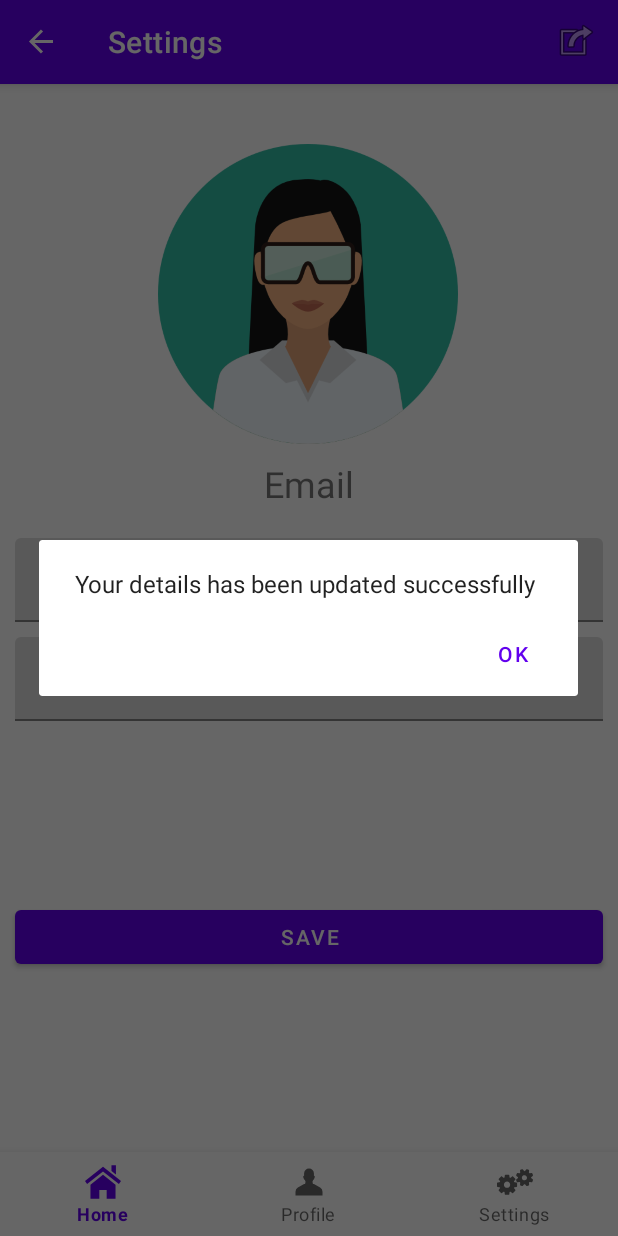
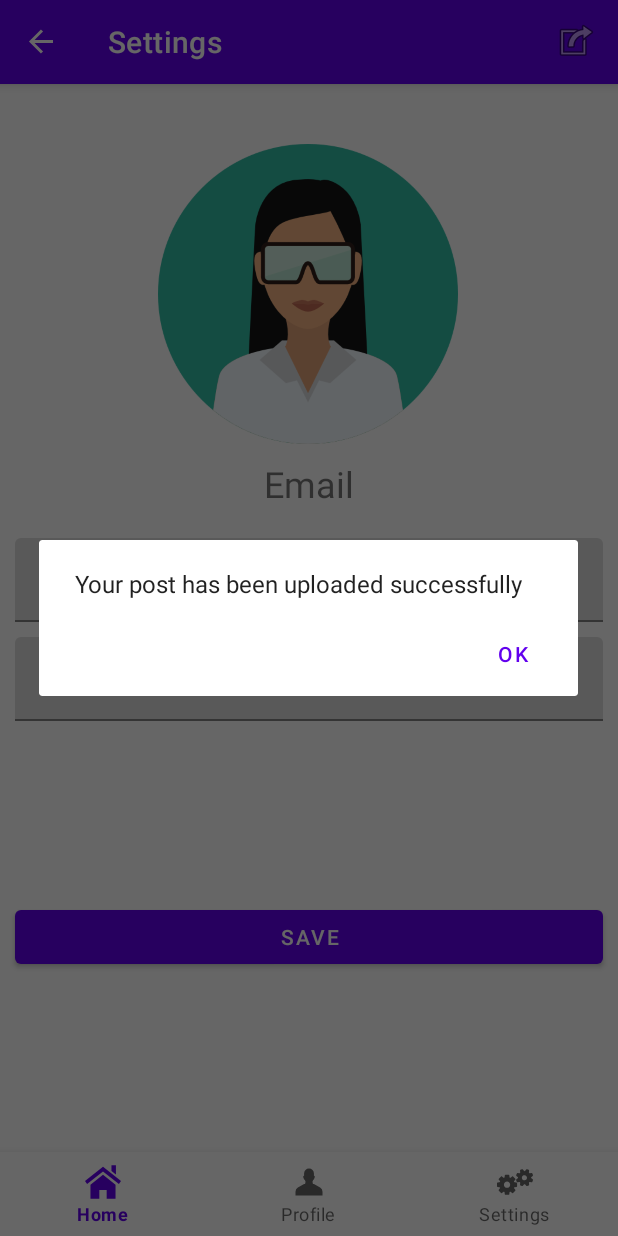
Before and after one commit to amittes/T-r-ip, an Android app: the SettingsFragment screen opened through its navigation route, after a tap on "SAVE", on a phone screen of 412 x 824 dp. Run offline under Robolectric (Android 15) with nearby library versions, the phone set to English and light mode, and no system bars; our stand-ins replace Firebase (no records; nobody signed in at launch, a user with empty details on screens opened directly), Picasso, navigation-ui; libraries missing offline, so code that uses them is left out: org.checkerframework.checker.

Commit message:
Feat: generic message alert

```diff
--- a/app/src/main/java/com/example/t_r_ip/AddPostFragment.java
+++ b/app/src/main/java/com/example/t_r_ip/AddPostFragment.java
@@ -15,7 +15,6 @@ import androidx.fragment.app.Fragment;
 import androidx.fragment.app.FragmentActivity;
 import androidx.lifecycle.Lifecycle;
 
-import android.util.Log;
 import android.view.LayoutInflater;
 import android.view.Menu;
 import android.view.MenuInflater;
@@ -25,6 +24,9 @@ import android.view.ViewGroup;
 
 import com.example.t_r_ip.databinding.FragmentAddPostBinding;
 import com.example.t_r_ip.model.Model;
+import com.example.t_r_ip.model.utils.AlertDialogFragment;
+import com.example.t_r_ip.model.utils.OptionsDialogFragment;
+import com.example.t_r_ip.model.utils.OptionsDialogFragmentInterface;
 import com.squareup.picasso.Picasso;
 import com.example.t_r_ip.model.PostModel;
 import com.example.t_r_ip.model.UserModel;
@@ -147,7 +149,8 @@ public class AddPostFragment extends Fragment implements OptionsDialogFragmentIn
         }
         PostModel.instance().addPost(post, (unused) -> {});
 
-        new AlertDialogFragment().show(
-                getChildFragmentManager(), AlertDialogFragment.TAG);
+        String message = "Your post has been uploaded successfully";
+        DialogFragment dialogFragment = AlertDialogFragment.newInstance(message);
+        dialogFragment.show(getChildFragmentManager(), "UPDATE_PROFILE_DETAILS");
     }
 }
--- a/app/src/main/java/com/example/t_r_ip/AlertDialogFragment.java
+++ /dev/null
@@ -1,26 +0,0 @@
-package com.example.t_r_ip;
-
-import android.app.AlertDialog;
-import android.app.Dialog;
-import android.content.DialogInterface;
-import android.os.Bundle;
-
-import androidx.annotation.NonNull;
-import androidx.annotation.Nullable;
-import androidx.fragment.app.DialogFragment;
-
-
-public class AlertDialogFragment extends DialogFragment {
-    public static String TAG = "Test";
-    @NonNull
-    @Override
-    public Dialog onCreateDialog(@Nullable Bundle savedInstanceState) {
-        super.onCreateDialog(savedInstanceState);
-
-        AlertDialog.Builder builder = new AlertDialog.Builder(getActivity());
-        builder.setMessage("Your details has been updated successfully");
-        builder.setPositiveButton("OK", (DialogInterface dialogInterface, int i)->{
-        });
-        return builder.create();
-    }
-}
--- a/app/src/main/java/com/example/t_r_ip/SettingsFragment.java
+++ b/app/src/main/java/com/example/t_r_ip/SettingsFragment.java
@@ -17,7 +17,6 @@ import androidx.fragment.app.FragmentActivity;
 import androidx.lifecycle.Lifecycle;
 
 import android.text.TextUtils;
-import android.util.Log;
 import android.view.LayoutInflater;
 import android.view.Menu;
 import android.view.MenuInflater;
@@ -28,6 +27,10 @@ import android.view.ViewGroup;
 import com.example.t_r_ip.databinding.FragmentSettingsBinding;
 import com.example.t_r_ip.model.entities.User;
 import com.example.t_r_ip.model.UserModel;
+import com.example.t_r_ip.model.utils.AlertDialogFragment;
+import com.example.t_r_ip.model.utils.ImageUploader;
+import com.example.t_r_ip.model.utils.OptionsDialogFragment;
+import com.example.t_r_ip.model.utils.OptionsDialogFragmentInterface;
 import com.squareup.picasso.Picasso;
 
 public class SettingsFragment extends Fragment implements OptionsDialogFragmentInterface {
@@ -144,8 +147,9 @@ public class SettingsFragment extends Fragment implements OptionsDialogFragmentI
                     });
                 }
 
-                new AlertDialogFragment().show(
-                        getChildFragmentManager(), AlertDialogFragment.TAG);
+                String message = "Your post has been uploaded successfully";
+                DialogFragment dialogFragment = AlertDialogFragment.newInstance(message);
+                dialogFragment.show(getChildFragmentManager(), "UPDATE_PROFILE_DETAILS");
             }
         });
 
--- a/app/src/main/java/com/example/t_r_ip/model/PostModel.java
+++ b/app/src/main/java/com/example/t_r_ip/model/PostModel.java
@@ -1,8 +1,6 @@
 package com.example.t_r_ip.model;
 
 import android.graphics.Bitmap;
-import android.util.Log;
-
 import androidx.lifecycle.LiveData;
 import androidx.lifecycle.MutableLiveData;
 
@@ -53,7 +51,6 @@ public class PostModel {
         Long localLastUpdate = Post.getLocalLastUpdate();
         postFirebaseModel.getAllPostsSince(localLastUpdate,list->{
             executor.execute(()->{
-                Log.d("TAG", " firebase return : " + list.size());
                 Long time = localLastUpdate;
                 for(Post post:list){
                     localDb.postDao().insertAll(post);
--- /dev/null
+++ b/app/src/main/java/com/example/t_r_ip/model/utils/AlertDialogFragment.java
@@ -0,0 +1,29 @@
+package com.example.t_r_ip.model.utils;
+
+import android.app.AlertDialog;
+import android.app.Dialog;
+import android.content.DialogInterface;
+import android.os.Bundle;
+
+import androidx.annotation.NonNull;
+import androidx.annotation.Nullable;
+import androidx.fragment.app.DialogFragment;
+
+public class AlertDialogFragment extends DialogFragment {
+    public static AlertDialogFragment newInstance(String message) {
+        AlertDialogFragment frag = new AlertDialogFragment();
+        Bundle args = new Bundle();
+        args.putString("message", message);
+        frag.setArguments(args);
+        return frag;
+    }
+
+    @NonNull
+    @Override
+    public Dialog onCreateDialog(Bundle savedInstanceState) {
+        String message = getArguments().getString("message");
+        AlertDialog.Builder builder = new AlertDialog.Builder(getActivity());
+        builder.setMessage(message).setPositiveButton("OK",  (DialogInterface dialogInterface, int i)-> {});
+        return builder.create();
+    }
+}
--- a/app/src/main/java/com/example/t_r_ip/OptionsDialogFragment.java
+++ b/app/src/main/java/com/example/t_r_ip/model/utils/OptionsDialogFragment.java
@@ -1,4 +1,4 @@
-package com.example.t_r_ip;
+package com.example.t_r_ip.model.utils;
 
 import android.app.AlertDialog;
 import android.app.Dialog;
```
Also changed, not shown: app/src/main/java/com/example/t_r_ip/model/PostFirebaseModel.java (+0 -8 lines), app/src/main/java/com/example/t_r_ip/model/UserFirebaseModel.java (+0 -9 lines).
